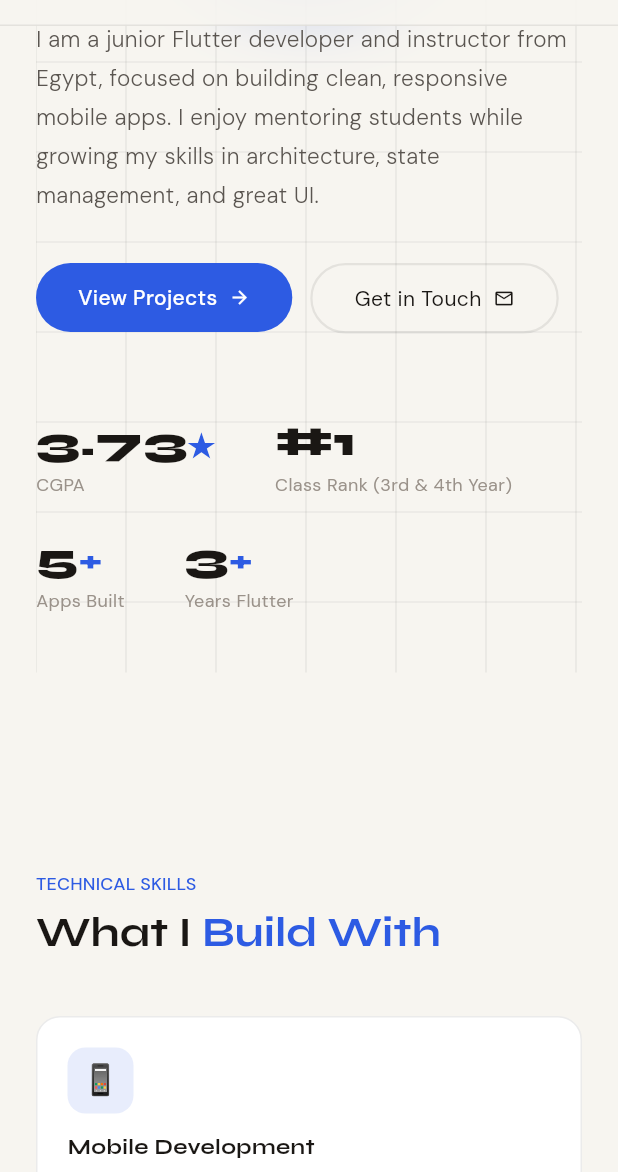
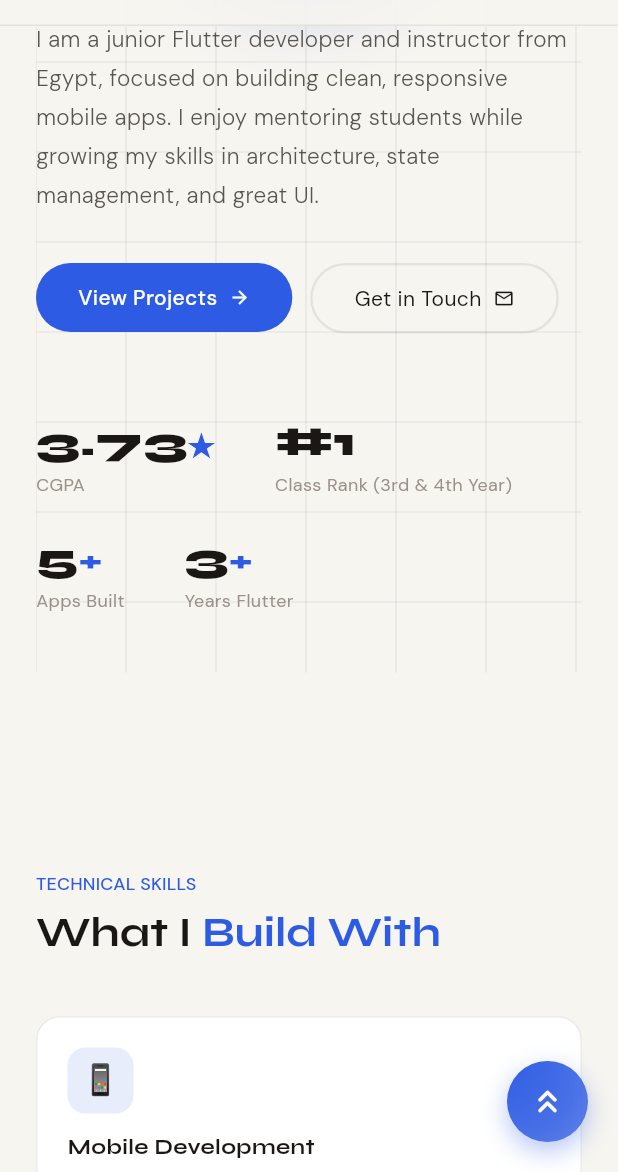
Before and after one commit to nourhan312/my-portfolio, a Flutter app: the screen it shows after launch, scrolled down 576 dp, on a phone screen of 412 x 824 dp, the part 64-1236 px from its top. Run offline on Flutter 3.47's test engine with Material 3 defaults, Android fonts, the phone set to English and light mode, and no system bars; our stand-ins replace flutter_bloc, get_it, google_fonts, visibility_detector; network calls fail.

Commit message:
feat: add "Move to Top" button with scroll functionality and improve scroll listener

```diff
--- a/lib/features/portfolio/presentation/pages/portfolio_page.dart
+++ b/lib/features/portfolio/presentation/pages/portfolio_page.dart
@@ -23,6 +23,7 @@ class PortfolioPage extends StatefulWidget {
 
 class _PortfolioPageState extends State<PortfolioPage> {
   final _scrollController = ScrollController();
+  bool _showMoveToTop = false;
 
   // Section keys for scroll-to navigation
   final _heroKey = GlobalKey();
@@ -35,12 +36,31 @@ class _PortfolioPageState extends State<PortfolioPage> {
   void initState() {
     super.initState();
     context.read<PortfolioCubit>().load();
+    _scrollController.addListener(_onScroll);
   }
 
   @override
   void dispose() {
+    _scrollController.removeListener(_onScroll);
     _scrollController.dispose();
     super.dispose();
+  }
+
+  void _onScroll() {
+    if (!_scrollController.hasClients) return;
+    final shouldShow = _scrollController.offset > 360;
+    if (shouldShow != _showMoveToTop) {
+      setState(() => _showMoveToTop = shouldShow);
+    }
+  }
+
+  Future<void> _scrollToTop() async {
+    if (!_scrollController.hasClients) return;
+    await _scrollController.animateTo(
+      0,
+      duration: const Duration(milliseconds: 700),
+      curve: Curves.easeOutCubic,
+    );
   }
 
   void _scrollTo(String section) {
@@ -79,10 +99,11 @@ class _PortfolioPageState extends State<PortfolioPage> {
 
           // Navbar pinned on top — only theme toggle needs Bloc access
           Positioned(
-            top: 0, left: 0, right: 0,
+            top: 0,
+            left: 0,
+            right: 0,
             child: BlocSelector<PortfolioCubit, PortfolioState, bool>(
-              selector: (state) =>
-                  state is PortfolioLoaded && state.isDark,
+              selector: (state) => state is PortfolioLoaded && state.isDark,
               builder: (context, isDark) => PortfolioNavBar(
                 isDark: isDark,
                 onThemeToggle: () =>
@@ -91,7 +112,83 @@ class _PortfolioPageState extends State<PortfolioPage> {
               ),
             ),
           ),
+          Positioned(
+            right: context.isMobile ? 20 : 28,
+            bottom: context.isMobile ? 20 : 28,
+            child: _MoveToTopButton(
+              visible: _showMoveToTop,
+              onTap: _scrollToTop,
+            ),
+          ),
         ],
+      ),
+    );
+  }
+}
+
+class _MoveToTopButton extends StatefulWidget {
+  final bool visible;
+  final VoidCallback onTap;
+
+  const _MoveToTopButton({required this.visible, required this.onTap});
+
+  @override
+  State<_MoveToTopButton> createState() => _MoveToTopButtonState();
+}
+
+class _MoveToTopButtonState extends State<_MoveToTopButton> {
+  bool _hovered = false;
+
+  @override
+  Widget build(BuildContext context) {
+    final colors = context.colors;
+    return IgnorePointer(
+      ignoring: !widget.visible,
+      child: AnimatedSlide(
+        duration: const Duration(milliseconds: 260),
+        curve: Curves.easeOut,
+        offset: widget.visible ? Offset.zero : const Offset(0, 0.5),
+        child: AnimatedOpacity(
+          duration: const Duration(milliseconds: 220),
+          opacity: widget.visible ? 1 : 0,
+          child: MouseRegion(
+            cursor: SystemMouseCursors.click,
+            onEnter: (_) => setState(() => _hovered = true),
+            onExit: (_) => setState(() => _hovered = false),
+            child: GestureDetector(
+              onTap: widget.onTap,
+              child: AnimatedContainer(
+                duration: const Duration(milliseconds: 180),
+                curve: Curves.easeOut,
+                width: 54,
+                height: 54,
+                decoration: BoxDecoration(
+                  shape: BoxShape.circle,
+                  gradient: LinearGradient(
+                    begin: Alignment.topLeft,
+                    end: Alignment.bottomRight,
+                    colors: [
+                      colors.accent,
+                      colors.accent.withValues(alpha: 0.7),
+                    ],
+                  ),
+                  boxShadow: [
+                    BoxShadow(
+                      color: colors.accent.withValues(alpha: 0.35),
+                      blurRadius: _hovered ? 18 : 14,
+                      offset: Offset(0, _hovered ? 8 : 6),
+                    ),
+                  ],
+                ),
+                child: Icon(
+                  Icons.keyboard_double_arrow_up_rounded,
+                  color: Colors.white,
+                  size: _hovered ? 28 : 26,
+                ),
+              ),
+            ),
+          ),
+        ),
       ),
     );
   }
```
